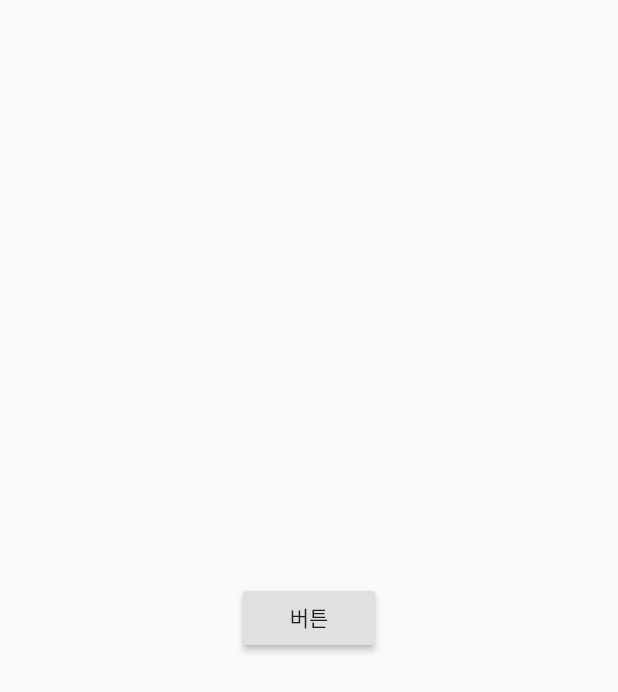
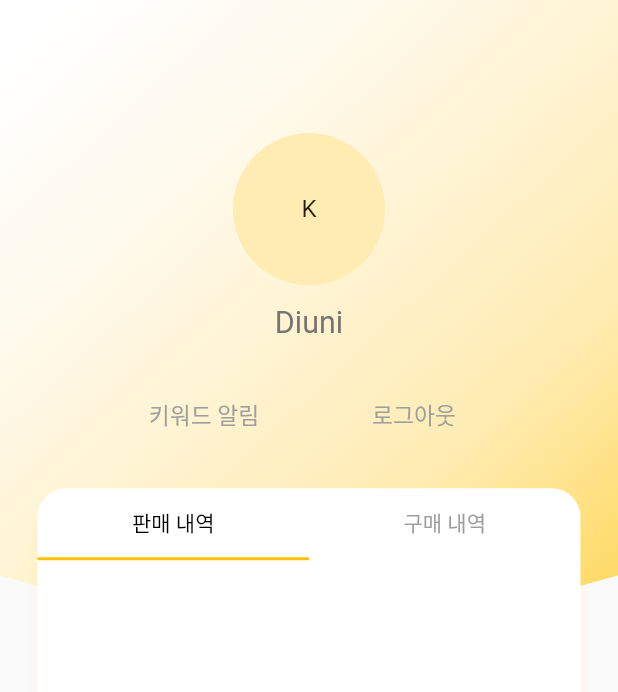
Before and after one commit to beygee/kaimarket, a Flutter app: the MyPage screen opened directly, on a phone screen of 412 x 824 dp. Shown: the top 692 px of the screen. Run offline on Flutter 3.47's test engine with Material 2 defaults, Android fonts, the phone set to English and light mode, and no system bars; our stand-ins replace carousel_pro, dio, flutter_spinkit, font_awesome_flutter, google_maps_flutter, google_sign_in and 2 more; missing offline and left inert: flutter_facebook_login, flutter_kakao_login, flutter_naver_login; accounts and stored records are empty.

Commit message:
마이페이지

```diff
--- a/frontend/lib/my/my_page.dart
+++ b/frontend/lib/my/my_page.dart
@@ -1,5 +1,6 @@
 import 'package:flutter/material.dart';
 import 'package:week_3/utils/utils.dart';
+import 'package:week_3/styles/theme.dart';
 
 class MyPage extends StatefulWidget {
   @override
@@ -9,15 +10,186 @@ class MyPage extends StatefulWidget {
 class _MyPageState extends State<MyPage> {
   @override
   Widget build(BuildContext context) {
+    final size = MediaQuery.of(context).size;
     return Scaffold(
-      body: Center(
-        child: RaisedButton(
-          onPressed: () async {
-            // await dio.getUri(getUri('/api/me/test'));
-          },
-          child: Text("버튼"),
-        ),
+      body: Stack(
+        children: <Widget>[
+          ClipPath(
+            clipper: ProfileHeaderClipper(),
+            child: CustomPaint(
+              painter: ProfileHeaderPainter(),
+              child: Container(
+                width: size.width,
+                height: screenAwareSize(350.0, context),
+              ),
+            ),
+          ),
+          Container(
+            padding: EdgeInsets.only(
+              top: screenAwareSize(70.0, context),
+            ),
+            child: Column(
+              children: <Widget>[
+                ..._buildProfile(context),
+                SizedBox(height: screenAwareSize(20.0, context)),
+                Expanded(
+                  child: Container(
+                      constraints: BoxConstraints.expand(),
+                      margin: EdgeInsets.symmetric(horizontal: 25.0),
+                      decoration: BoxDecoration(
+                        color: Colors.white,
+                        boxShadow: [
+                          BoxShadow(
+                            blurRadius: 10.0,
+                            spreadRadius: -8.0,
+                            offset: Offset(0, 5.0),
+                            color: ThemeColor.primary.withOpacity(0.5),
+                          )
+                        ],
+                        borderRadius: BorderRadius.only(
+                          topLeft:
+                              Radius.circular(screenAwareSize(15.0, context)),
+                          topRight:
+                              Radius.circular(screenAwareSize(15.0, context)),
+                        ),
+                      ),
+                      child: DefaultTabController(
+                        length: 2,
+                        child: Column(
+                          children: <Widget>[
+                            TabBar(
+                              tabs: [
+                                Tab(text: "판매 내역"),
+                                Tab(text: "구매 내역"),
+                              ],
+                              labelColor: Colors.black,
+                              unselectedLabelColor: Colors.grey,
+                            ),
+                            _buildTabView(context)
+                          ],
+                        ),
+                      )),
+                ),
+              ],
+            ),
+          )
+        ],
       ),
     );
   }
+
+  Widget _buildTabView(context) {
+    return Expanded(
+      child: Container(),
+    );
+  }
+
+  Widget _buildHeader(context) {}
+
+  List<Widget> _buildProfile(context) {
+    return [
+      CircleAvatar(
+        child: Text("K"),
+        radius: screenAwareSize(40.0, context),
+      ),
+      SizedBox(height: screenAwareSize(10.0, context)),
+      Text(
+        "Diuni",
+        style: TextStyle(
+            color: Colors.grey[600], fontSize: screenAwareSize(16.0, context)),
+      ),
+      SizedBox(height: screenAwareSize(20.0, context)),
+      Row(
+        mainAxisSize: MainAxisSize.min,
+        children: <Widget>[
+          SizedBox(
+            width: 120.0,
+            child: RaisedButton(
+              shape: RoundedRectangleBorder(
+                  borderRadius: BorderRadius.circular(10.0)),
+              elevation: 0.0,
+              splashColor: ThemeColor.primary,
+              color: Colors.transparent,
+              onPressed: () {},
+              child: Text(
+                "키워드 알림",
+                style: TextStyle(
+                  color: Colors.grey[500],
+                  fontSize: screenAwareSize(12.0, context),
+                ),
+                textAlign: TextAlign.center,
+              ),
+            ),
+          ),
+          SizedBox(width: 20.0),
+          SizedBox(
+            width: 120.0,
+            child: RaisedButton(
+              shape: RoundedRectangleBorder(
+                  borderRadius: BorderRadius.circular(10.0)),
+              elevation: 0.0,
+              splashColor: ThemeColor.primary,
+              color: Colors.transparent,
+              onPressed: () {},
+              child: Text(
+                "로그아웃",
+                style: TextStyle(
+                  color: Colors.grey[500],
+                  fontSize: screenAwareSize(12.0, context),
+                ),
+                textAlign: TextAlign.center,
+              ),
+            ),
+          ),
+        ],
+      ),
+    ];
+  }
 }
+
+class ProfileHeaderClipper extends CustomClipper<Path> {
+  @override
+  Path getClip(Size size) {
+    Path path = Path();
+    path.lineTo(0.0, size.height - 60.0);
+
+    var bezierControlPoint = Offset(size.width / 2, size.height);
+    var endPoint = Offset(size.width, size.height - 60.0);
+    path.quadraticBezierTo(
+        bezierControlPoint.dx, bezierControlPoint.dy, endPoint.dx, endPoint.dy);
+    path.lineTo(size.width, 0.0);
+    path.close();
+
+    return path;
+  }
+
+  @override
+  bool shouldReclip(CustomClipper<Path> oldClipper) => false;
+}
+
+class ProfileHeaderPainter extends CustomPainter {
+  @override
+  void paint(Canvas canvas, Size size) {
+    Rect rect = Rect.fromLTWH(0, 0, size.width, size.height);
+    final Gradient gradient = LinearGradient(
+      begin: Alignment.topLeft,
+      end: Alignment.bottomRight,
+      colors: [
+        Colors.white,
+        Color(0xfffff9ea),
+        Colors.amber[100],
+        Colors.amber[300],
+      ],
+      stops: [0.05, 0.3, 0.7, 1.0],
+    );
+    Paint paint = Paint()..shader = gradient.createShader(rect);
+
+    canvas.drawRect(rect, paint);
+  }
+
+  @override
+  bool shouldRepaint(ProfileHeaderPainter oldDelegate) => false;
+
+  @override
+  bool shouldRebuildSemantics(ProfileHeaderPainter oldDelegate) => false;
+}
```
Also changed, not shown: frontend/lib/home/detail_view.dart (deleted, +0 -69 lines), frontend/lib/home/home_page.dart (+19 -23 lines), frontend/lib/layout/sell_overlay.dart (+5 -2 lines), frontend/lib/post/detail_view.dart (added, +210 -0 lines).
